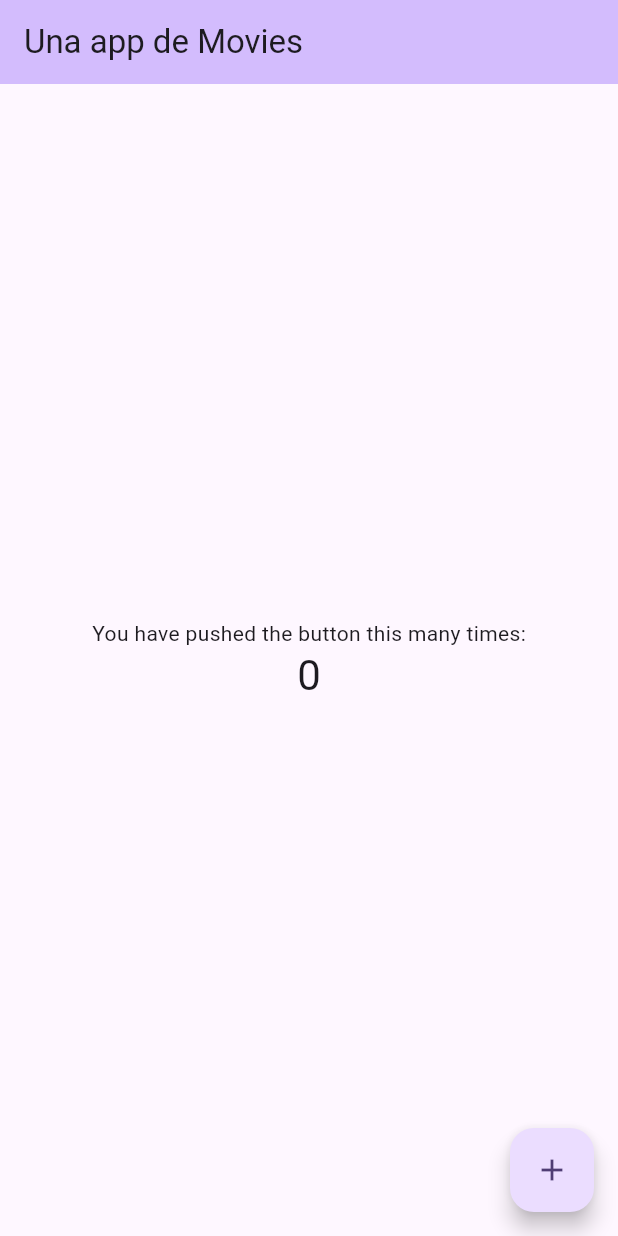
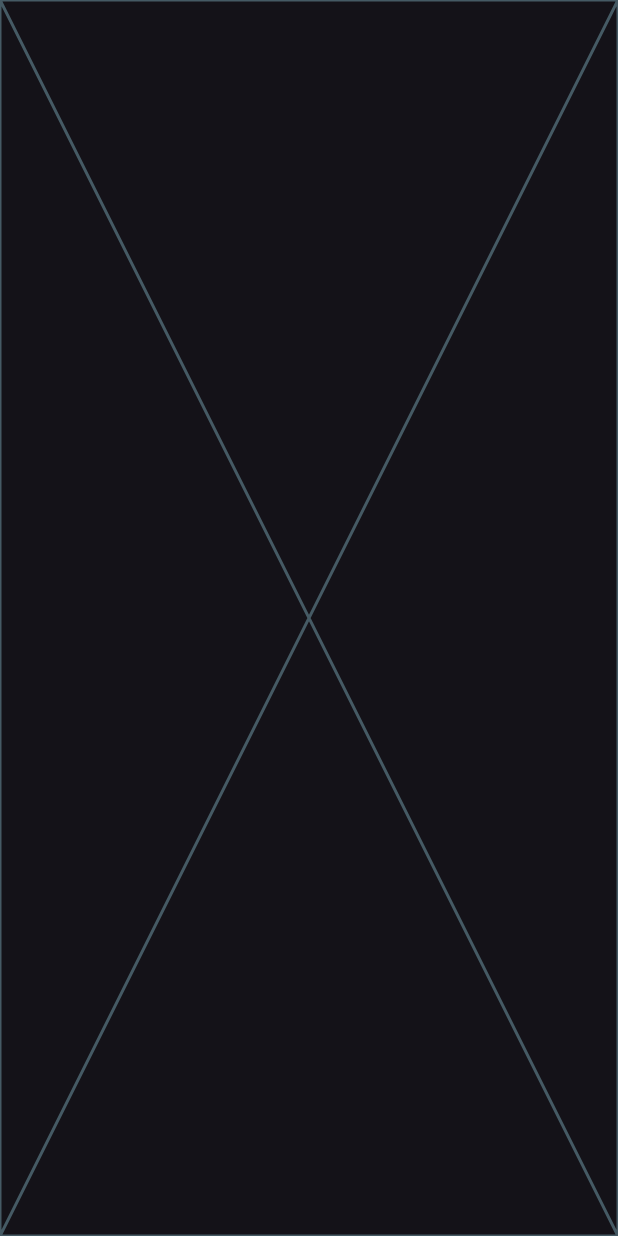
Before and after one commit to WaAlvis/movie_app_uplabs, a Flutter app: the screen it shows after launch, on a phone screen of 412 x 824 dp. Run offline on Flutter 3.47's test engine with Material 2 defaults, Android fonts, the phone set to English and light mode, and no system bars; our stand-ins replace go_router.

Commit message:
configuracion inicial de Router y Theme

```diff
--- /dev/null
+++ b/lib/config/router/app_router.dart
@@ -0,0 +1,12 @@
+
+import 'package:go_router/go_router.dart';
+import 'package:movie_app_uplabs/presentation/screens/screens.dart';
+
+
+final appRouter = GoRouter(initialLocation: '/', routes: [
+  GoRoute(
+    path: '/',
+    name: HomeScreen.name,
+    builder: (context, state) => const HomeScreen(),
+  ),
+]);
--- /dev/null
+++ b/lib/config/theme/app_theme.dart
@@ -0,0 +1,12 @@
+import 'package:flutter/material.dart';
+
+class AppTheme {
+
+
+  ThemeData getTheme() => ThemeData.dark(
+    useMaterial3: true,
+    // colorSchemeSeed: const Color(0xFF2862F5)
+  );
+
+
+}
--- a/lib/main.dart
+++ b/lib/main.dart
@@ -1,4 +1,6 @@
 import 'package:flutter/material.dart';
+import 'package:movie_app_uplabs/config/router/app_router.dart';
+import 'package:movie_app_uplabs/config/theme/app_theme.dart';
 
 void main() {
   runApp(const MyApp());
@@ -9,13 +11,11 @@
 
   @override
   Widget build(BuildContext context) {
-    return MaterialApp(
+    return MaterialApp.router(
+      routerConfig: appRouter,
       title: 'Cinema Uplabs',
-      theme: ThemeData(
-        colorScheme: ColorScheme.fromSeed(seedColor: Colors.deepPurple),
-        useMaterial3: true,
-      ),
-      home: const MyHomePage(title: 'Una app de Movies'),
+      debugShowCheckedModeBanner: false,
+      theme: AppTheme().getTheme(),
     );
   }
 }
--- /dev/null
+++ b/lib/presentation/screens/movies/home_screen.dart
@@ -0,0 +1,16 @@
+import 'package:flutter/material.dart';
+
+
+class HomeScreen extends StatelessWidget {
+
+  static const name = 'home-screen';
+
+  const HomeScreen({super.key});
+
+  @override
+  Widget build(BuildContext context) {
+    return const Scaffold(
+      body: Placeholder(),
+    );
+  }
+}
--- /dev/null
+++ b/lib/presentation/screens/screens.dart
@@ -0,0 +1 @@
+export 'movies/home_screen.dart';
```
Also changed, not shown: pubspec.yaml (+3 -6 lines), 1 other file.
